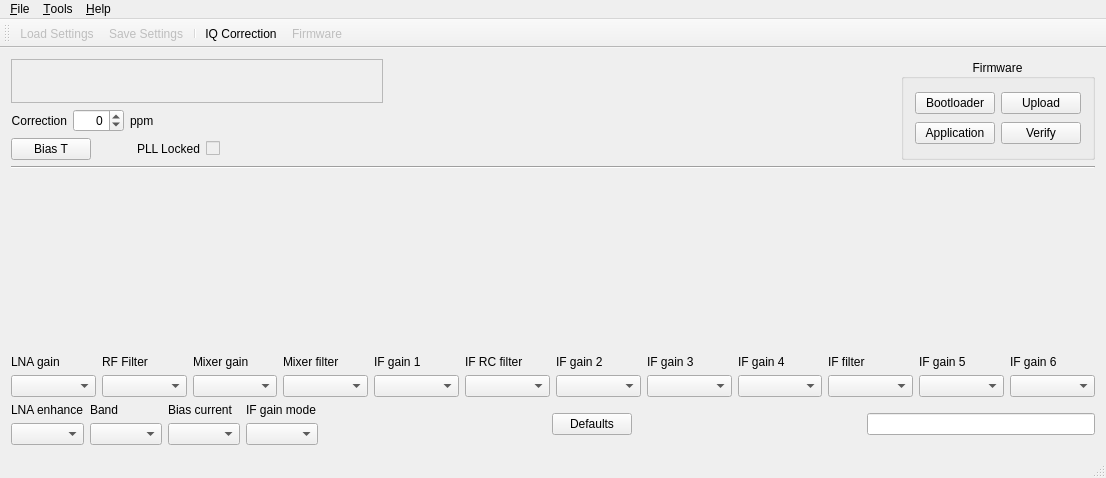
Before: the Qt Designer form mainwindow.ui in csete/qthid, drawn with Qt 5.
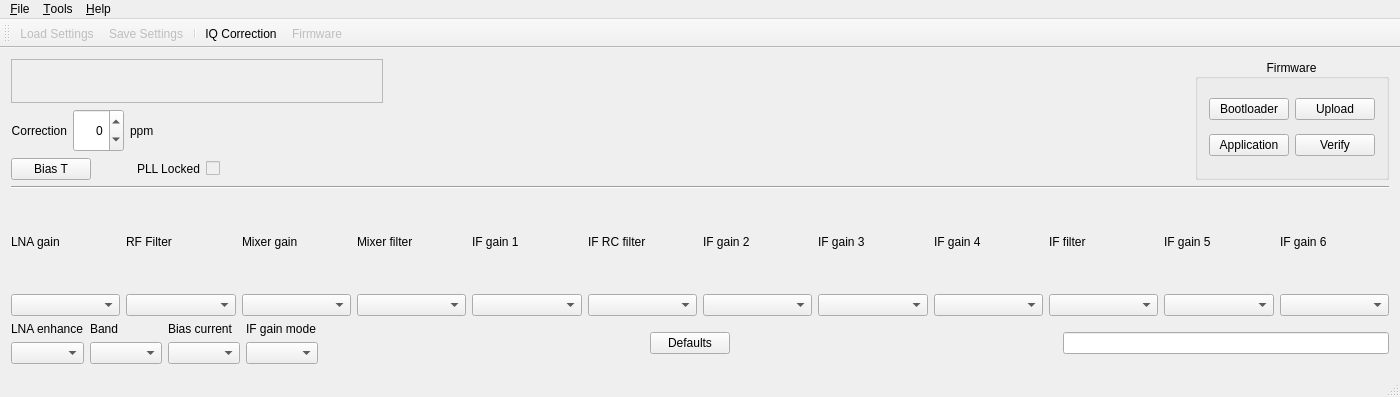
After: the same form once the commit is applied. Icons and pictures are not drawn. Custom widgets are drawn as their Qt base class.

Commit message: Issue #10: Move FCD diagram from main window into dedicated dialog.

Patch:
```diff
--- a/mainwindow.ui
+++ b/mainwindow.ui
@@ -6,8 +6,8 @@
    <rect>
     <x>0</x>
     <y>0</y>
-    <width>1106</width>
-    <height>478</height>
+    <width>1400</width>
+    <height>397</height>
    </rect>
   </property>
   <property name="windowTitle">
@@ -328,26 +328,16 @@
       </property>
      </widget>
     </item>
-    <item>
-     <widget class="QLabel" name="labelRfChain">
-      <property name="sizePolicy">
-       <sizepolicy hsizetype="MinimumExpanding" vsizetype="MinimumExpanding">
-        <horstretch>0</horstretch>
-        <verstretch>0</verstretch>
-       </sizepolicy>
-      </property>
-      <property name="text">
-       <string/>
-      </property>
-      <property name="pixmap">
-       <pixmap resource="qthid.qrc">:/qthid/images/rfchain.png</pixmap>
-      </property>
-     </widget>
-    </item>
     <item>
      <layout class="QGridLayout" name="gridLayout_4">
       <item row="0" column="0">
        <widget class="QLabel" name="labelLNAGain">
+        <property name="sizePolicy">
+         <sizepolicy hsizetype="Preferred" vsizetype="Preferred">
+          <horstretch>0</horstretch>
+          <verstretch>0</verstretch>
+         </sizepolicy>
+        </property>
         <property name="text">
          <string>LNA gain</string>
         </property>
@@ -600,8 +590,8 @@
     <rect>
      <x>0</x>
      <y>0</y>
-     <width>1106</width>
-     <height>25</height>
+     <width>1400</width>
+     <height>22</height>
     </rect>
    </property>
    <widget class="QMenu" name="menuFile">
```
Left out of the diff: 7 changed lines with no effect on the pictures. The commit also changes 6 other files.
